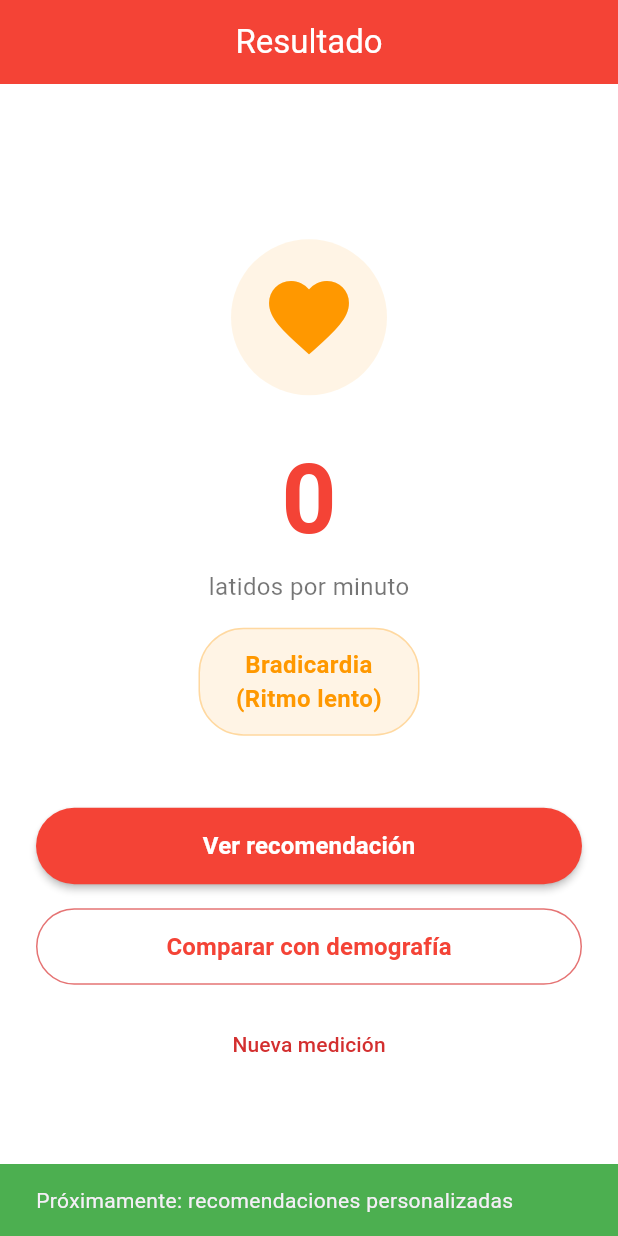
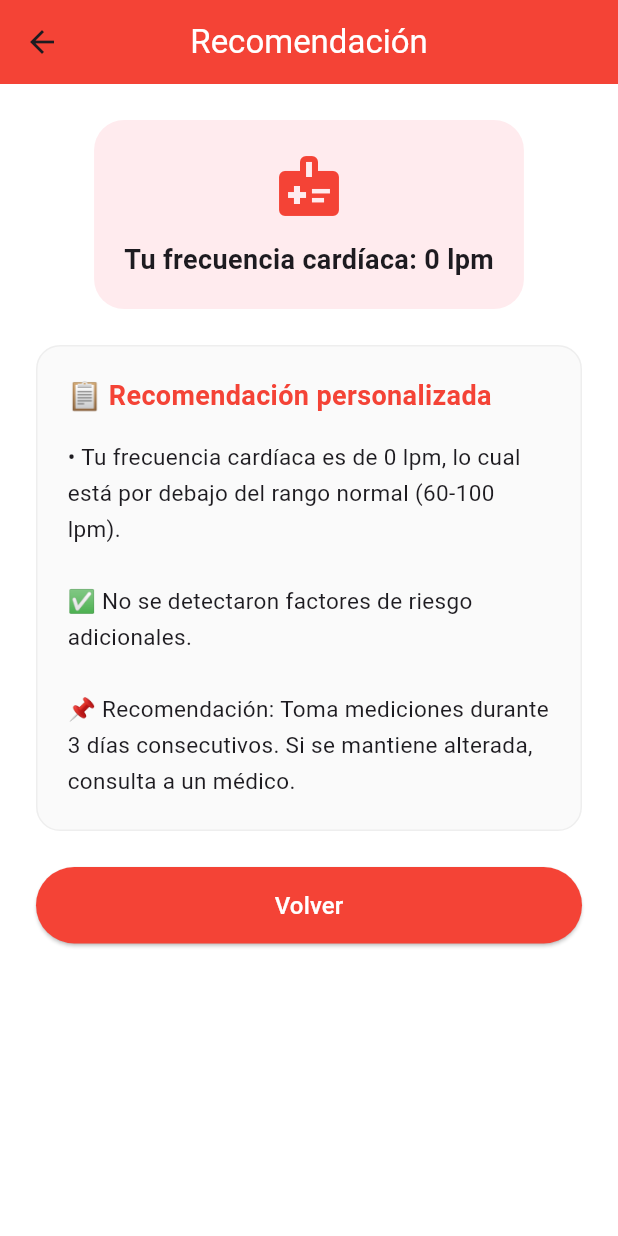
Before and after one commit to Danniel-Al/Taller-Apps-ecg_monitor, a Flutter app: the ResultScreen screen opened directly with empty values, after a tap on "Ver recomendación", on a phone screen of 412 x 824 dp. Run offline on Flutter 3.47's test engine with Material 3 defaults, Android fonts, the phone set to English and light mode, and no system bars.

Commit message:
Conectar pantalla de resultados con servicios de recomendación y agregar pantalla de recomendación personalizada

```diff
--- /dev/null
+++ b/lib/screens/recommendation_screen.dart
@@ -0,0 +1,89 @@
+// lib/screens/recommendation_screen.dart
+// PANTALLA QUE MUESTRA LA RECOMENDACIÓN PERSONALIZADA
+
+import 'package:flutter/material.dart';
+
+class RecommendationScreen extends StatelessWidget {
+  final int heartRate;
+  final String recommendation;
+
+  const RecommendationScreen({
+    super.key,
+    required this.heartRate,
+    required this.recommendation,
+  });
+
+  @override
+  Widget build(BuildContext context) {
+    return Scaffold(
+      backgroundColor: Colors.white,
+      appBar: AppBar(
+        title: const Text('Recomendación', style: TextStyle(color: Colors.white)),
+        backgroundColor: Colors.red,
+        elevation: 0,
+        centerTitle: true,
+      ),
+      body: SingleChildScrollView(
+        padding: const EdgeInsets.all(24),
+        child: Column(
+          children: [
+            Container(
+              padding: const EdgeInsets.all(20),
+              decoration: BoxDecoration(
+                color: Colors.red.shade50,
+                borderRadius: BorderRadius.circular(20),
+              ),
+              child: Column(
+                children: [
+                  const Icon(Icons.medical_information, size: 48, color: Colors.red),
+                  const SizedBox(height: 12),
+                  Text(
+                    'Tu frecuencia cardíaca: $heartRate lpm',
+                    style: const TextStyle(fontSize: 18, fontWeight: FontWeight.bold),
+                  ),
+                ],
+              ),
+            ),
+            const SizedBox(height: 24),
+            Container(
+              padding: const EdgeInsets.all(20),
+              decoration: BoxDecoration(
+                color: Colors.grey.shade50,
+                borderRadius: BorderRadius.circular(16),
+                border: Border.all(color: Colors.grey.shade200),
+              ),
+              child: Column(
+                crossAxisAlignment: CrossAxisAlignment.start,
+                children: [
+                  const Text(
+                    '📋 Recomendación personalizada',
+                    style: TextStyle(fontSize: 18, fontWeight: FontWeight.bold, color: Colors.red),
+                  ),
+                  const SizedBox(height: 16),
+                  Text(
+                    recommendation,
+                    style: const TextStyle(fontSize: 15, height: 1.6),
+                  ),
+                ],
+              ),
+            ),
+            const SizedBox(height: 24),
+            SizedBox(
+              width: double.infinity,
+              child: ElevatedButton(
+                onPressed: () => Navigator.pop(context),
+                style: ElevatedButton.styleFrom(
+                  backgroundColor: Colors.red,
+                  foregroundColor: Colors.white,
+                  padding: const EdgeInsets.symmetric(vertical: 14),
+                  shape: RoundedRectangleBorder(borderRadius: BorderRadius.circular(30)),
+                ),
+                child: const Text('Volver', style: TextStyle(fontSize: 16)),
+              ),
+            ),
+          ],
+        ),
+      ),
+    );
+  }
+}
--- a/lib/screens/result_screen.dart
+++ b/lib/screens/result_screen.dart
@@ -1,38 +1,36 @@
-// lib/screens/result_screen.dart
-// PANTALLA DE RESULTADOS: MUESTRA FRECUENCIA CARDÍACA Y ACCIONES
+// lib/screens/result_screen.dart (VERSIÓN MODIFICADA)
+// Recibe FC y datos del usuario para mostrar recomendación y comparación
 
 import 'package:flutter/material.dart';
+import '../services/recommendation_service.dart';
+import '../services/comparison_service.dart';
+import 'recommendation_screen.dart';
+import 'comparison_screen.dart';
 
 class ResultScreen extends StatelessWidget {
   final int heartRate;
+  final int ageRange;
+  final int gender;
+  final int conditions;
+  final int symptoms;
+  final int medications;
 
-  const ResultScreen({super.key, required this.heartRate});
-
-  String _getStatusMessage() {
-    if (heartRate < 60) {
-      return 'Bradicardia\n(Ritmo lento)';
-    } else if (heartRate > 100) {
-      return 'Taquicardia\n(Ritmo rápido)';
-    } else {
-      return 'Normal\n(Ritmo saludable)';
-    }
-  }
-
-  Color _getStatusColor() {
-    if (heartRate < 60) return Colors.orange;
-    if (heartRate > 100) return Colors.red;
-    return Colors.green;
-  }
+  const ResultScreen({
+    super.key,
+    required this.heartRate,
+    required this.ageRange,
+    required this.gender,
+    required this.conditions,
+    required this.symptoms,
+    required this.medications,
+  });
 
   @override
   Widget build(BuildContext context) {
     return Scaffold(
       backgroundColor: Colors.white,
       appBar: AppBar(
-        title: const Text(
-          'Resultado',
-          style: TextStyle(color: Colors.white),
-        ),
+        title: const Text('Resultado', style: TextStyle(color: Colors.white)),
         backgroundColor: Colors.red,
         elevation: 0,
         centerTitle: true,
@@ -43,37 +41,18 @@ class ResultScreen extends StatelessWidget {
         child: Column(
           mainAxisAlignment: MainAxisAlignment.center,
           children: [
-            // Icono de corazón
             Container(
               padding: const EdgeInsets.all(20),
               decoration: BoxDecoration(
                 color: _getStatusColor().withOpacity(0.1),
                 shape: BoxShape.circle,
               ),
-              child: Icon(
-                Icons.favorite,
-                size: 64,
-                color: _getStatusColor(),
-              ),
+              child: Icon(Icons.favorite, size: 64, color: _getStatusColor()),
             ),
             const SizedBox(height: 24),
-
-            // Frecuencia cardíaca
-            Text(
-              '$heartRate',
-              style: const TextStyle(
-                fontSize: 64,
-                fontWeight: FontWeight.bold,
-                color: Colors.red,
-              ),
-            ),
-            const Text(
-              'latidos por minuto',
-              style: TextStyle(fontSize: 16, color: Colors.black54),
-            ),
+            Text('$heartRate', style: const TextStyle(fontSize: 64, fontWeight: FontWeight.bold, color: Colors.red)),
+            const Text('latidos por minuto', style: TextStyle(fontSize: 16, color: Colors.black54)),
             const SizedBox(height: 16),
-
-            // Estado
             Container(
               padding: const EdgeInsets.symmetric(horizontal: 24, vertical: 12),
               decoration: BoxDecoration(
@@ -81,27 +60,28 @@ class ResultScreen extends StatelessWidget {
                 borderRadius: BorderRadius.circular(30),
                 border: Border.all(color: _getStatusColor().withOpacity(0.3)),
               ),
-              child: Text(
-                _getStatusMessage(),
-                textAlign: TextAlign.center,
-                style: TextStyle(
-                  fontSize: 16,
-                  fontWeight: FontWeight.bold,
-                  color: _getStatusColor(),
-                ),
-              ),
+              child: Text(_getStatusMessage(), textAlign: TextAlign.center, style: TextStyle(fontSize: 16, fontWeight: FontWeight.bold, color: _getStatusColor())),
             ),
             const SizedBox(height: 48),
-
-            // Botón: Ver recomendación
             SizedBox(
               width: double.infinity,
               child: ElevatedButton(
                 onPressed: () {
-                  ScaffoldMessenger.of(context).showSnackBar(
-                    const SnackBar(
-                      content: Text('Próximamente: recomendaciones personalizadas'),
-                      backgroundColor: Colors.green,
+                  final recommendation = RecommendationService.getRecommendation(
+                    heartRate: heartRate,
+                    ageRange: ageRange,
+                    gender: gender,
+                    conditions: conditions,
+                    symptoms: symptoms,
+                    medications: medications,
+                  );
+                  Navigator.push(
+                    context,
+                    MaterialPageRoute(
+                      builder: (_) => RecommendationScreen(
+                        heartRate: heartRate,
+                        recommendation: recommendation,
+                      ),
                     ),
                   );
                 },
@@ -109,28 +89,25 @@ class ResultScreen extends StatelessWidget {
                   backgroundColor: Colors.red,
                   foregroundColor: Colors.white,
                   padding: const EdgeInsets.symmetric(vertical: 14),
-                  shape: RoundedRectangleBorder(
-                    borderRadius: BorderRadius.circular(30),
-                  ),
-                  elevation: 2,
+                  shape: RoundedRectangleBorder(borderRadius: BorderRadius.circular(30)),
                 ),
-                child: const Text(
-                  'Ver recomendación',
-                  style: TextStyle(fontSize: 16, fontWeight: FontWeight.bold),
-                ),
+                child: const Text('Ver recomendación', style: TextStyle(fontSize: 16, fontWeight: FontWeight.bold)),
               ),
             ),
             const SizedBox(height: 16),
-
-            // Botón: Comparar con demografía
             SizedBox(
               width: double.infinity,
               child: OutlinedButton(
                 onPressed: () {
-                  ScaffoldMessenger.of(context).showSnackBar(
-                    const SnackBar(
-                      content: Text('Próximamente: comparación con datos demográficos'),
-                      backgroundColor: Colors.blue,
+                  final comparison = ComparisonService.compare(
+                    heartRate: heartRate,
+                    ageRange: ageRange,
+                    gender: gender,
+                  );
+                  Navigator.push(
+                    context,
+                    MaterialPageRoute(
+                      builder: (_) => ComparisonScreen(comparison: comparison),
                     ),
                   );
                 },
@@ -138,31 +115,31 @@ class ResultScreen extends StatelessWidget {
                   foregroundColor: Colors.red,
                   side: BorderSide(color: Colors.red.shade300),
                   padding: const EdgeInsets.symmetric(vertical: 14),
-                  shape: RoundedRectangleBorder(
-                    borderRadius: BorderRadius.circular(30),
-                  ),
+                  shape: RoundedRectangleBorder(borderRadius: BorderRadius.circular(30)),
                 ),
-                child: const Text(
-                  'Comparar con demografía',
-                  style: TextStyle(fontSize: 16, fontWeight: FontWeight.bold),
-                ),
+                child: const Text('Comparar con demografía', style: TextStyle(fontSize: 16, fontWeight: FontWeight.bold)),
               ),
             ),
             const SizedBox(height: 16),
-
-            // Botón: Nueva medición
             TextButton(
-              onPressed: () {
-                Navigator.popUntil(context, (route) => route.isFirst);
-              },
-              child: Text(
-                'Nueva medición',
-                style: TextStyle(color: Colors.red.shade700),
-              ),
+              onPressed: () => Navigator.popUntil(context, (route) => route.isFirst),
+              child: Text('Nueva medición', style: TextStyle(color: Colors.red.shade700)),
             ),
           ],
         ),
       ),
     );
   }
+
+  String _getStatusMessage() {
+    if (heartRate < 60) return 'Bradicardia (Ritmo lento)';
+    if (heartRate > 100) return 'Taquicardia (Ritmo rápido)';
+    return 'Normal (Ritmo saludable)';
+  }
+
+  Color _getStatusColor() {
+    if (heartRate < 60) return Colors.orange;
+    if (heartRate > 100) return Colors.red;
+    return Colors.green;
+  }
 }
```
